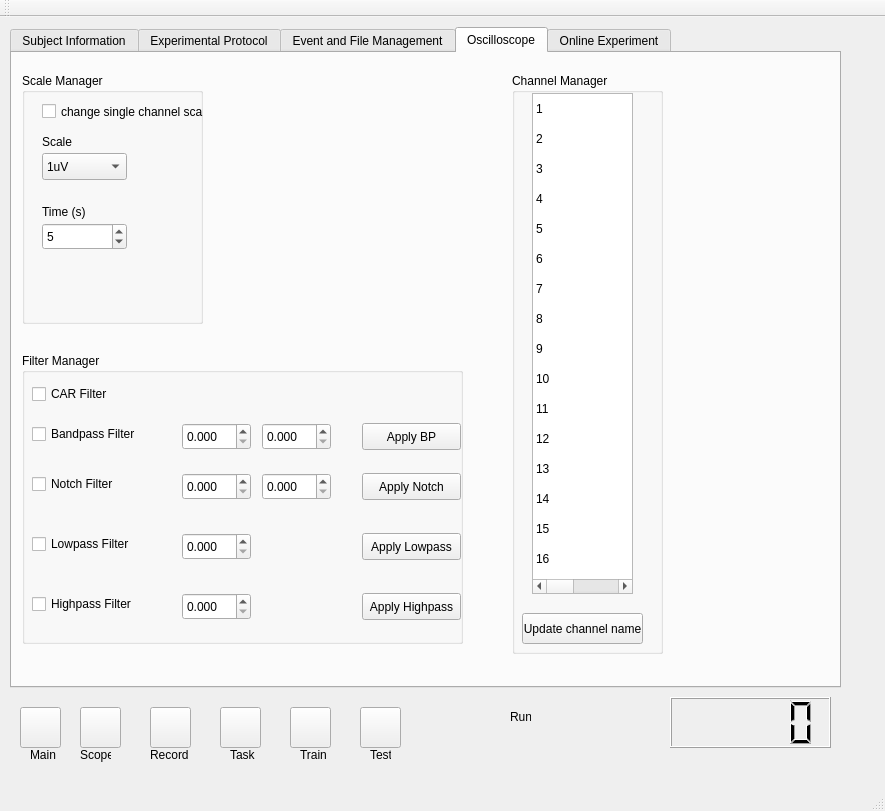
First picture: the form in package/views/layouts/mainwindow2.ui, repository WILLSNIU186/EEG-Online-Experiment-GUI, before the edit.
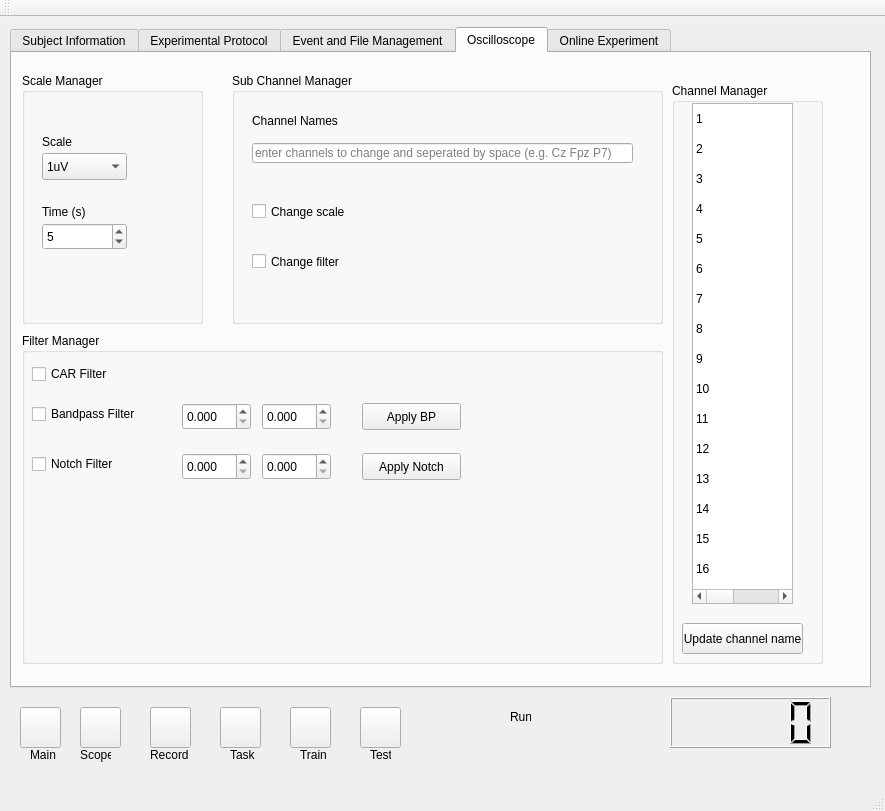
Second picture: the form after the edit. The open tabs and pages were chosen to show the change. Icons and pictures are not drawn.

```diff
--- a/package/views/layouts/mainwindow2.ui
+++ b/package/views/layouts/mainwindow2.ui
@@ -19,7 +19,7 @@
      <rect>
       <x>10</x>
       <y>10</y>
-      <width>831</width>
+      <width>861</width>
       <height>661</height>
      </rect>
     </property>
@@ -1016,30 +1016,14 @@
         </property>
        </item>
       </widget>
-      <widget class="QCheckBox" name="checkBox_single_channel_scale">
-       <property name="geometry">
-        <rect>
-         <x>20</x>
-         <y>30</y>
-         <width>171</width>
-         <height>17</height>
-        </rect>
-       </property>
-       <property name="focusPolicy">
-        <enum>Qt::TabFocus</enum>
-       </property>
-       <property name="text">
-        <string>change single channel scale</string>
-       </property>
-      </widget>
      </widget>
      <widget class="QGroupBox" name="groupBox_filter_manager">
       <property name="geometry">
        <rect>
         <x>10</x>
-        <y>300</y>
-        <width>441</width>
-        <height>291</height>
+        <y>280</y>
+        <width>641</width>
+        <height>331</height>
        </rect>
       </property>
       <property name="title">
@@ -1162,90 +1146,12 @@
         <number>3</number>
        </property>
       </widget>
-      <widget class="QDoubleSpinBox" name="doubleSpinBox_lc_lowpass">
-       <property name="geometry">
-        <rect>
-         <x>160</x>
-         <y>180</y>
-         <width>69</width>
-         <height>27</height>
-        </rect>
-       </property>
-       <property name="decimals">
-        <number>3</number>
-       </property>
-      </widget>
-      <widget class="QCheckBox" name="checkBox_low_pass">
-       <property name="geometry">
-        <rect>
-         <x>10</x>
-         <y>180</y>
-         <width>141</width>
-         <height>22</height>
-        </rect>
-       </property>
-       <property name="text">
-        <string>Lowpass Filter</string>
-       </property>
-      </widget>
-      <widget class="QPushButton" name="pushButton_apply_lowpass">
-       <property name="geometry">
-        <rect>
-         <x>340</x>
-         <y>180</y>
-         <width>99</width>
-         <height>27</height>
-        </rect>
-       </property>
-       <property name="text">
-        <string>Apply Lowpass</string>
-       </property>
-      </widget>
-      <widget class="QDoubleSpinBox" name="doubleSpinBox_lc_highpass">
-       <property name="geometry">
-        <rect>
-         <x>160</x>
-         <y>240</y>
-         <width>69</width>
-         <height>27</height>
-        </rect>
-       </property>
-       <property name="decimals">
-        <number>3</number>
-       </property>
-      </widget>
-      <widget class="QCheckBox" name="checkBox_highpass">
-       <property name="geometry">
-        <rect>
-         <x>10</x>
-         <y>240</y>
-         <width>141</width>
-         <height>22</height>
-        </rect>
-       </property>
-       <property name="text">
-        <string>Highpass Filter</string>
-       </property>
-      </widget>
-      <widget class="QPushButton" name="pushButton_apply_highpass">
-       <property name="geometry">
-        <rect>
-         <x>340</x>
-         <y>240</y>
-         <width>99</width>
-         <height>27</height>
-        </rect>
-       </property>
-       <property name="text">
-        <string>Apply Highpass</string>
-       </property>
-      </widget>
      </widget>
      <widget class="QGroupBox" name="groupBox_channel_manager">
       <property name="geometry">
        <rect>
-        <x>500</x>
-        <y>20</y>
+        <x>660</x>
+        <y>30</y>
         <width>151</width>
         <height>581</height>
        </rect>
@@ -1718,6 +1624,80 @@
        </property>
       </widget>
      </widget>
+     <widget class="QGroupBox" name="groupBox_3">
+      <property name="geometry">
+       <rect>
+        <x>220</x>
+        <y>20</y>
+        <width>431</width>
+        <height>251</height>
+       </rect>
+      </property>
+      <property name="title">
+       <string>Sub Channel Manager</string>
+      </property>
+      <widget class="QLineEdit" name="lineEdit_subchannel_names">
+       <property name="geometry">
+        <rect>
+         <x>20</x>
+         <y>70</y>
+         <width>381</width>
+         <height>20</height>
+        </rect>
+       </property>
+       <property name="placeholderText">
+        <string>enter channels to change and seperated by space (e.g. Cz Fpz P7)</string>
+       </property>
+      </widget>
+      <widget class="QLabel" name="label_3">
+       <property name="geometry">
+        <rect>
+         <x>20</x>
+         <y>40</y>
+         <width>121</width>
+         <height>16</height>
+        </rect>
+       </property>
+       <property name="text">
+        <string>Channel Names</string>
+       </property>
+      </widget>
+      <widget class="QCheckBox" name="checkBox_change_scale">
+       <property name="geometry">
+        <rect>
+         <x>20</x>
+         <y>130</y>
+         <width>101</width>
+         <height>17</height>
+        </rect>
+       </property>
+       <property name="toolTip">
+        <string>check this to scale sub channels by using up and down arrows</string>
+       </property>
+       <property name="statusTip">
+        <string/>
+       </property>
+       <property name="text">
+        <string>Change scale</string>
+       </property>
+      </widget>
+      <widget class="QCheckBox" name="checkBox_change_filter">
+       <property name="geometry">
+        <rect>
+         <x>20</x>
+         <y>180</y>
+         <width>121</width>
+         <height>17</height>
+        </rect>
+       </property>
+       <property name="toolTip">
+        <string>check this to change filter design for sub channels</string>
+       </property>
+       <property name="text">
+        <string>Change filter</string>
+       </property>
+      </widget>
+     </widget>
     </widget>
     <widget class="QWidget" name="tab_experiment_type">
      <attribute name="title">
```
Left out of the diff: 100 changed lines with no effect on the pictures.
